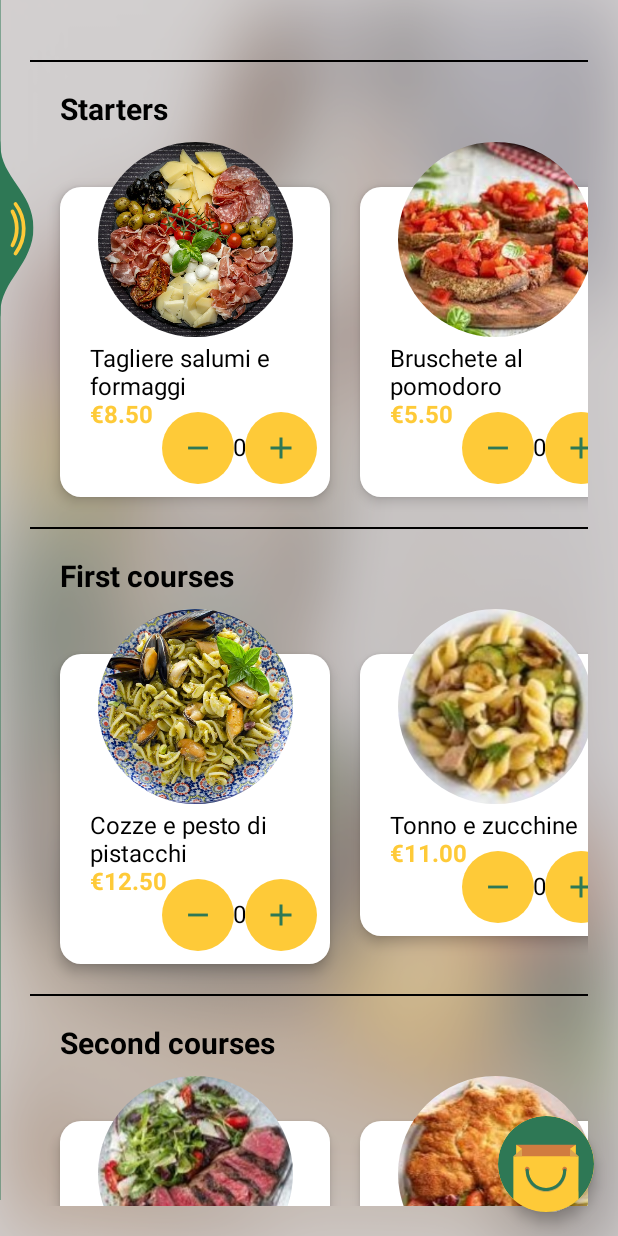
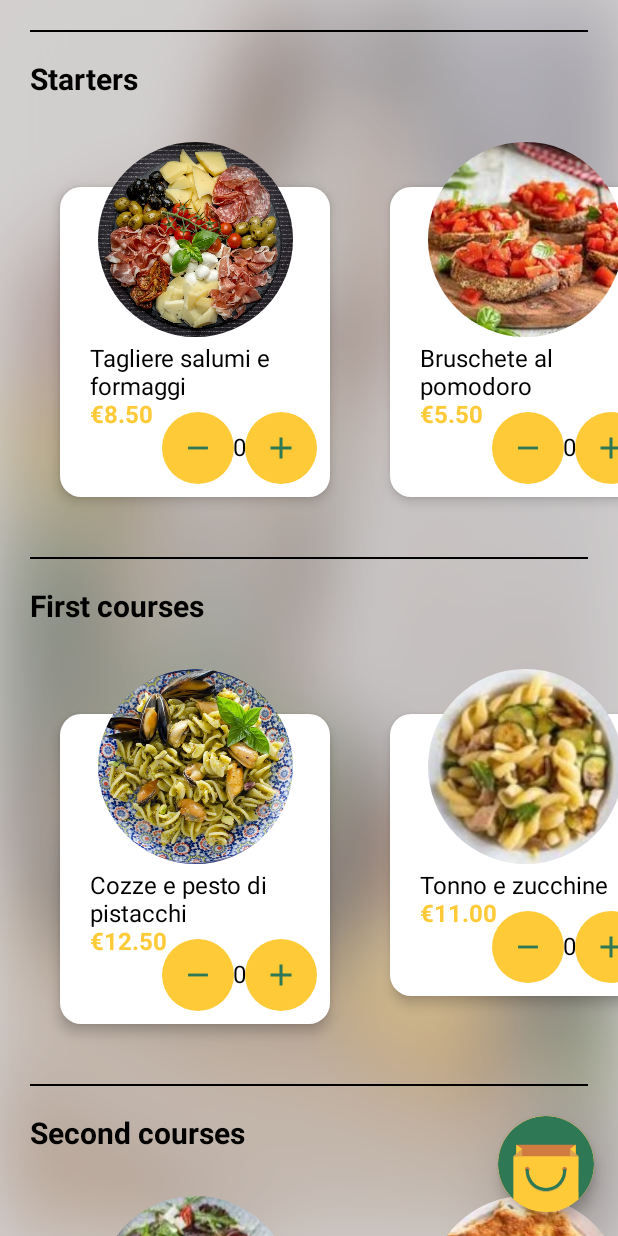
Before and after one commit to Francesca-Pavone/MenuApp, an Android app built with Jetpack Compose: the screen it shows after launch (MainActivity), after a tap on "eye", on a phone screen of 412 x 824 dp. Run offline under Robolectric (Android 15) with nearby library versions, the phone set to English and light mode, and no system bars.

Commit message:
modifiche rotazione

```diff
--- a/app/src/main/java/com/francescapavone/menuapp/ui/Screen.kt
+++ b/app/src/main/java/com/francescapavone/menuapp/ui/Screen.kt
@@ -1,20 +1,18 @@
 package com.francescapavone.menuapp.ui
 
+import android.content.res.Configuration
 import androidx.activity.compose.BackHandler
-import androidx.compose.foundation.Image
-import androidx.compose.foundation.clickable
-import androidx.compose.foundation.gestures.scrollable
+import androidx.compose.foundation.*
 import androidx.compose.foundation.layout.*
-import androidx.compose.foundation.lazy.LazyColumn
+import androidx.compose.foundation.lazy.LazyGridScope
 import androidx.compose.foundation.lazy.LazyRow
 import androidx.compose.foundation.lazy.items
 import androidx.compose.foundation.lazy.rememberLazyListState
-import androidx.compose.foundation.rememberScrollState
 import androidx.compose.foundation.shape.CircleShape
 import androidx.compose.foundation.shape.RoundedCornerShape
-import androidx.compose.foundation.verticalScroll
 import androidx.compose.material.*
 import androidx.compose.material.icons.Icons
+import androidx.compose.material.icons.rounded.Favorite
 import androidx.compose.material.icons.rounded.Search
 import androidx.compose.runtime.*
 import androidx.compose.runtime.saveable.rememberSaveable
@@ -23,23 +21,19 @@ import androidx.compose.ui.Modifier
 import androidx.compose.ui.draw.clip
 import androidx.compose.ui.graphics.Color
 import androidx.compose.ui.layout.ContentScale
+import androidx.compose.ui.platform.LocalConfiguration
 import androidx.compose.ui.res.painterResource
 import androidx.compose.ui.text.TextStyle
 import androidx.compose.ui.text.font.FontWeight
-import androidx.compose.ui.text.style.TextDecoration
-import androidx.compose.ui.text.style.TextOverflow
 import androidx.compose.ui.unit.dp
 import androidx.compose.ui.unit.sp
 import com.francescapavone.menuapp.R
 import com.francescapavone.menuapp.ui.components.DishCard
-import com.francescapavone.menuapp.ui.components.QuantityCounter
 import com.francescapavone.menuapp.ui.components.RestaurantCard
 import com.francescapavone.menuapp.ui.data.DataProvider
-import com.francescapavone.menuapp.ui.data.Restaurant
 import com.francescapavone.menuapp.ui.theme.myGreen
 import com.francescapavone.menuapp.ui.theme.myYellow
 import com.francescapavone.menuapp.ui.utils.ScreenRouter
-import kotlinx.coroutines.coroutineScope
 import kotlinx.coroutines.launch
 
 @Composable
@@ -48,6 +42,16 @@ fun HomePage(){
 
     val restaurants = rememberSaveable { DataProvider.restaurantList }
 
+    val conf = LocalConfiguration.current
+
+    val portrait = when (conf.orientation) {
+        Configuration.ORIENTATION_LANDSCAPE -> {
+            false
+        }
+        else -> {
+            true
+        }
+    }
 
     Image(
         modifier = Modifier.fillMaxSize(),
@@ -64,32 +68,58 @@ fun HomePage(){
                 backgroundColor = myYellow,
                 contentColor = myGreen,
                 shape = CircleShape,
-                elevation = FloatingActionButtonDefaults.elevation(5.dp),
+                elevation = FloatingActionButtonDefaults.elevation(5.dp)
             ) {
                 Image(painter = painterResource(id = R.drawable.shop_bag2), contentDescription = "shoppingCart")
             }
         },
-        floatingActionButtonPosition = FabPosition.End,
-        //isFloatingActionButtonDocked = true,
-        //bottomBar = { BottomBar() },
-        topBar = { TopBar(restaurantName) },
+        floatingActionButtonPosition = if(portrait) FabPosition.End else FabPosition.Center,
+        isFloatingActionButtonDocked = !portrait,
+        bottomBar = { if (!portrait) BottomBar() },
+        topBar = { if (portrait) TopBar(restaurantName) },
     ) {paddingValues ->
-        Column(
-            modifier = Modifier
-                .padding(paddingValues)
-                .fillMaxWidth(),
-            horizontalAlignment = Alignment.CenterHorizontally
-        ) {
-            Text(
-                text = "Recommended",
-                modifier = Modifier.padding(top = 20.dp, bottom = 20.dp),
-                fontSize = 20.sp,
-                fontWeight = FontWeight.Bold,
-                color = Color.Black
-            )
+        if(portrait) {
+            Box(
+                modifier = Modifier
+                    .fillMaxHeight()
+                    .padding(paddingValues)
+            ) {
+                LazyRow(
+                    contentPadding = PaddingValues(start = 110.dp, top = 100.dp),
+                    modifier = Modifier
+                        .verticalScroll(rememberScrollState())
+                ) {
+                    items(
+                        items = restaurants,
+                        itemContent = {
+                            RestaurantCard(restaurant = it)
+                        }
+                    )
+                }
+                FloatingActionButton(
+                    onClick = { /*TODO*/ },
+                    modifier = Modifier
+                        .padding(start = 15.dp, bottom = 15.dp)
+                        .size(64.dp)
+                        .align(Alignment.BottomStart),
+                    backgroundColor = myGreen,
+                    contentColor = myYellow,
+                    shape = CircleShape,
+                    elevation = FloatingActionButtonDefaults.elevation(5.dp)
+                ) {
+                    Icon(
+                        Icons.Rounded.Favorite,
+                        contentDescription = "Localized description",
+                    )
+                }
 
+            }
+        } else {
             LazyRow(
-            contentPadding = PaddingValues(start = 110.dp)
+                contentPadding = PaddingValues(start = 110.dp, top = 10.dp),
+                modifier = Modifier
+                    .padding(paddingValues)
+                    .verticalScroll(rememberScrollState())
             ) {
                 items(
                     items = restaurants,
@@ -98,18 +128,6 @@ fun HomePage(){
                     }
                 )
             }
-
-            //RestaurantCard()
-            /*Text(
-                modifier = Modifier.padding(start = 20.dp),
-                text = "Your favourites",
-                fontSize = 20.sp,
-                fontWeight = FontWeight.Bold,
-                style = TextStyle(
-                    color = Color.Black
-                )
-            )
-            */
         }
     }
 }
@@ -161,7 +179,7 @@ fun TopBar(restaurant: MutableState<String>) {
     }
 }
 
-/*@Composable
+@Composable
 fun BottomBar(){
     BottomAppBar(
         elevation = AppBarDefaults.BottomAppBarElevation,
@@ -171,16 +189,16 @@ fun BottomBar(){
         contentPadding = AppBarDefaults.ContentPadding
     ) {
         CompositionLocalProvider(LocalContentAlpha provides ContentAlpha.high) {
-            IconButton(onClick = { *//* doSomething() *//* }) {
+            IconButton(onClick = {  doSomething()  }) {
                 Icon(
-                    Icons.Rounded.Home,
+                    Icons.Rounded.Favorite,
                     contentDescription = "Localized description",
                     tint = myYellow
                 )
             }
         }
         Spacer(Modifier.weight(1f, true))
-        IconButton(onClick = { *//* doSomething() *//* }) {
+        IconButton(onClick = {  doSomething()  }) {
             Icon(
                 Icons.Rounded.Search,
                 contentDescription = "Localized description",
@@ -188,8 +206,11 @@ fun BottomBar(){
             )
         }
     }
-}*/
+}
 
+fun doSomething() {
+    TODO("Not yet implemented")
+}
 
 
 @Composable
@@ -232,7 +253,7 @@ fun Menu(){
             }
         },
         floatingActionButtonPosition = FabPosition.End,
-        drawerContent = {
+        /*drawerContent = {
             Box(
                 Modifier
                     .fillMaxHeight()
@@ -267,9 +288,9 @@ fun Menu(){
         },
         drawerBackgroundColor = Color.Transparent,
         drawerElevation = 0.dp,
-        drawerGesturesEnabled = true
+        drawerGesturesEnabled = true*/
     ) {
-        Image(
+    /*    Image(
             modifier = Modifier
                 .offset((-65).dp, 0.dp)
                 .clickable(onClick = { scope.launch { if (scaffoldState.drawerState.isClosed) scaffoldState.drawerState.open() else scaffoldState.drawerState.close() } })
@@ -277,54 +298,16 @@ fun Menu(){
             painter = painterResource(id = R.drawable.side_menu),
             contentDescription = "",
             contentScale = ContentScale.FillHeight,
-        )
-
-/*
-        var i = 0
-
-        LazyColumn(
-            state = listState,
-            modifier = Modifier
-                .fillMaxWidth(),
-            contentPadding = PaddingValues( 20.dp),
-            verticalArrangement = Arrangement.spacedBy(20.dp)
-        ) {
-            items(
-                items = ordersName
-            ) {
-                Text(
-                    modifier = Modifier.padding(start = 20.dp, bottom = 10.dp),
-                    text = it,
-                    fontSize = 20.sp,
-                    fontWeight = FontWeight.Bold,
-                    color = Color.Black
-                )
-                LazyRow {
-                    items(
-                        items = orders[i],
-                        itemContent = { it1 ->
-                            DishCard(dish = it1)
-                        }
-                    )
-                }
-                i++
-                Divider(
-                    modifier = Modifier.padding(20.dp),
-                    color = Color.Black,
-                    thickness = 1.dp
-                )
-
-            }
-        }
-*/
-
+        )*/
 
         Column(modifier = Modifier
-            .padding(20.dp)
             .verticalScroll(rememberScrollState())) {
 
             Title(title = "Starters")
-            LazyRow{
+            LazyRow(
+                horizontalArrangement = Arrangement.spacedBy(20.dp),
+                contentPadding = PaddingValues(20.dp)
+            ){
                 items(
                     items = starters,
                     itemContent = {
@@ -334,7 +317,10 @@ fun Menu(){
             }
 
             Title(title = "First courses")
-            LazyRow{
+            LazyRow(
+                horizontalArrangement = Arrangement.spacedBy(20.dp),
+                contentPadding = PaddingValues(20.dp)
+            ){
                 items(
                     items = firstCourses,
                     itemContent = {
@@ -344,7 +330,10 @@ fun Menu(){
             }
 
             Title(title = "Second courses")
-            LazyRow{
+            LazyRow(
+                horizontalArrangement = Arrangement.spacedBy(20.dp),
+                contentPadding = PaddingValues(20.dp)
+            ){
                 items(
                     items = secondCourses,
                     itemContent = {
@@ -354,7 +343,10 @@ fun Menu(){
             }
 
             Title(title = "Sides")
-            LazyRow{
+            LazyRow(
+                horizontalArrangement = Arrangement.spacedBy(20.dp),
+                contentPadding = PaddingValues(20.dp)
+            ){
                 items(
                     items = sides,
                     itemContent = {
@@ -364,7 +356,10 @@ fun Menu(){
             }
 
             Title(title = "Fruits")
-            LazyRow{
+            LazyRow(
+                horizontalArrangement = Arrangement.spacedBy(20.dp),
+                contentPadding = PaddingValues(20.dp)
+            ){
                 items(
                     items = fruits,
                     itemContent = {
@@ -374,7 +369,10 @@ fun Menu(){
             }
 
             Title(title = "Desserts")
-            LazyRow{
+            LazyRow(
+                horizontalArrangement = Arrangement.spacedBy(20.dp),
+                contentPadding = PaddingValues(20.dp)
+            ){
                 items(
                     items = desserts,
                     itemContent = {
@@ -384,7 +382,10 @@ fun Menu(){
             }
 
             Title(title = "Drinks")
-            LazyRow{
+            LazyRow(
+                horizontalArrangement = Arrangement.spacedBy(20.dp),
+                contentPadding = PaddingValues(20.dp)
+            ){
                 items(
                     items = drinks,
                     itemContent = {
@@ -429,12 +430,12 @@ fun Course(image: Int, description: String, id: Int){
 @Composable
 fun Title(title: String){
     Divider(
-        modifier = Modifier.padding(top = 20.dp),
+        modifier = Modifier.padding(20.dp),
         color = Color.Black,
         thickness = 1.dp
     )
     Text(
-        modifier = Modifier.padding(start = 20.dp, top = 20.dp, bottom = 10.dp),
+        modifier = Modifier.padding(start = 20.dp, bottom = 10.dp),
         text = title,
         fontSize = 20.sp,
         fontWeight = FontWeight.Bold,
--- a/app/src/main/java/com/francescapavone/menuapp/ui/components/DishCard.kt
+++ b/app/src/main/java/com/francescapavone/menuapp/ui/components/DishCard.kt
@@ -9,6 +9,7 @@ import androidx.compose.material.Text
 import androidx.compose.runtime.Composable
 import androidx.compose.runtime.mutableStateOf
 import androidx.compose.runtime.remember
+import androidx.compose.runtime.saveable.rememberSaveable
 import androidx.compose.ui.Alignment
 import androidx.compose.ui.Modifier
 import androidx.compose.ui.draw.clip
@@ -23,7 +24,7 @@ import com.francescapavone.menuapp.ui.theme.myYellow
 
 @Composable
 fun DishCard(dish: Dish) {
-    val (count, updateCount) = remember { mutableStateOf(0) }
+    val (count, updateCount) = rememberSaveable { mutableStateOf(0) }
     Box(
         contentAlignment = Alignment.TopCenter,
         modifier = Modifier.padding(start = 20.dp)
--- a/app/src/main/java/com/francescapavone/menuapp/ui/components/RestaurantCard.kt
+++ b/app/src/main/java/com/francescapavone/menuapp/ui/components/RestaurantCard.kt
@@ -84,6 +84,15 @@ fun RestaurantCard(restaurant: Restaurant) {
                         thickness = 1.dp
                     )
                     Text(
+                        text = restaurant.price,
+                        color = Color.Gray,
+                        fontSize = 14.sp
+                    )
+                    Divider(
+                        color = Color.Gray,
+                        thickness = 1.dp
+                    )
+                    Text(
                         text = restaurant.address,
 //                        maxLines = 1,
 //                        overflow = TextOverflow.Ellipsis,
@@ -105,15 +114,6 @@ fun RestaurantCard(restaurant: Restaurant) {
                     )
                     Text(
                         text = restaurant.phone,
-                        color = Color.Gray,
-                        fontSize = 14.sp
-                    )
-                    Divider(
-                        color = Color.Gray,
-                        thickness = 1.dp
-                    )
-                    Text(
-                        text = restaurant.price,
                         color = Color.Gray,
                         fontSize = 14.sp
                     )
```
